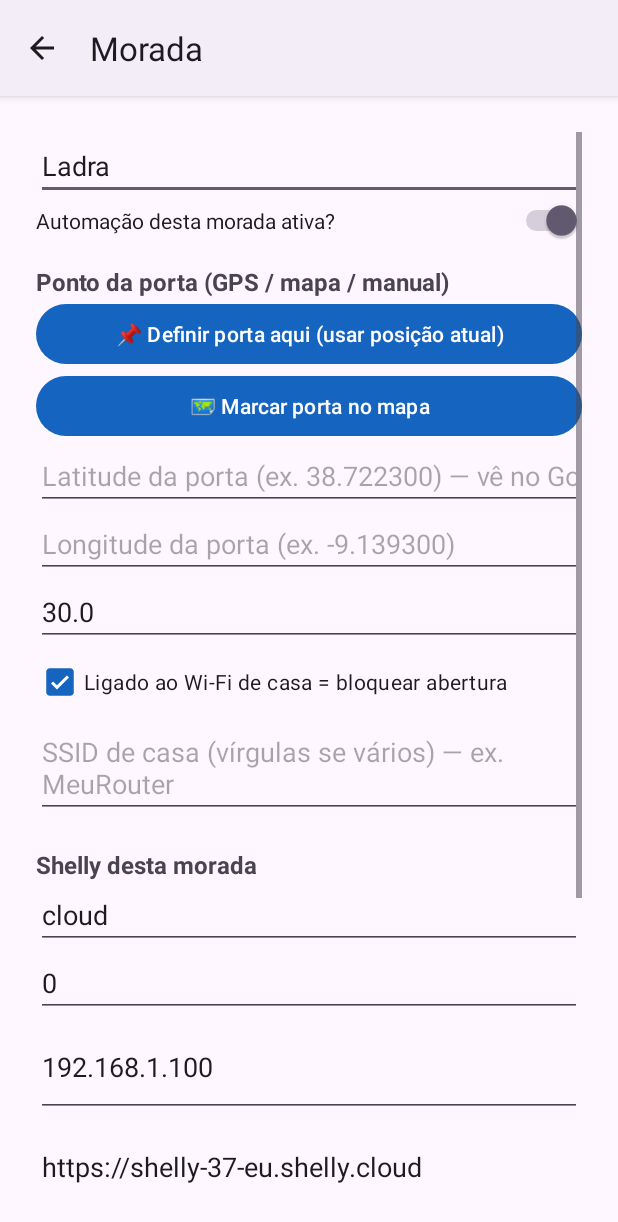
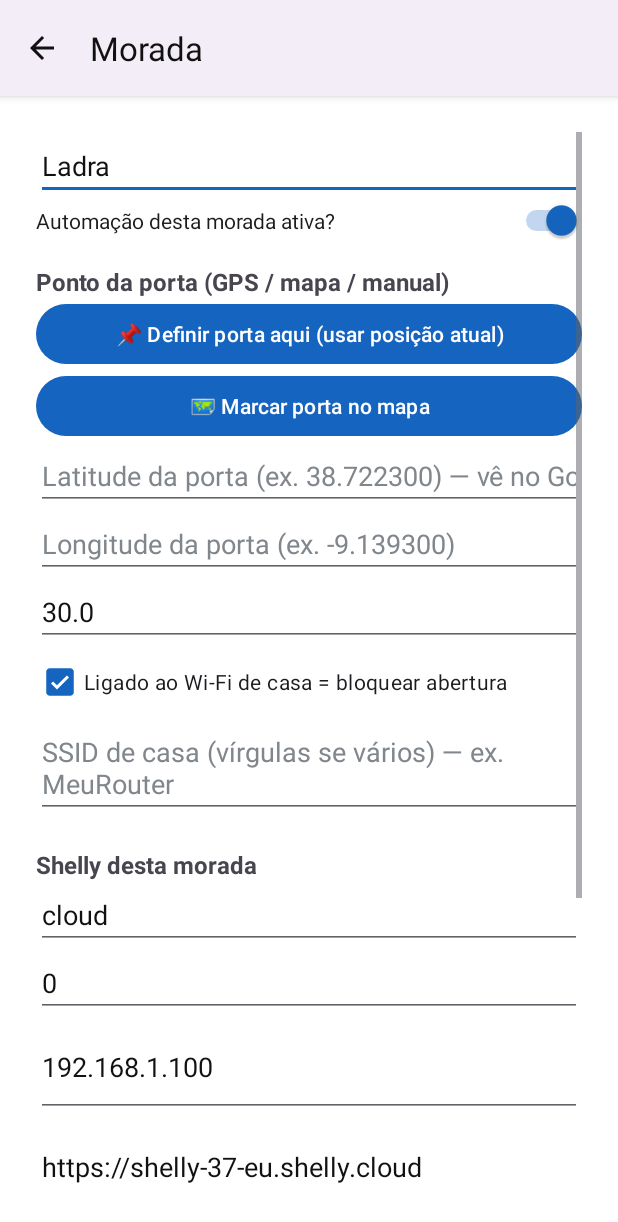
Before and after one commit to zavricardo-debug/abreportaautoshelly, an Android app: the screen it shows after launch (DoorSettingsActivity), after a tap on "✏ EDITAR", on a phone screen of 412 x 824 dp. Shown: the top 1222 px of the screen. Run offline under Robolectric (Android 15) with nearby library versions, the light colour scheme and no system bars; network calls fail; 3 other taps on this screen came first.

Commit message:
Layout branco: tema claro fixo em toda a app
O tema era Theme.Material3.DayNight, ou seja seguia o modo escuro do
telemovel. Com o tema escuro ligado o fundo ficava preto e os textos
cinzentos hardcoded do ecra principal (#666/#888) e do mapa (#444) ficavam
praticamente ilegiveis.

- themes.xml: passa a Theme.Material3.Light, com superficies brancas, texto
  escuro e barra de estado clara com icones escuros. Mantem a ActionBar,
  porque os ecras de definicoes dependem dela para o titulo e a seta voltar.
- App.kt: AppCompatDelegate.MODE_NIGHT_NO, para o branco se manter mesmo que
  o sistema force o modo escuro.
- colors.xml: paleta nomeada (background/surface/text_*/danger/success).
- Substituidas todas as cores hardcoded por referencias ao tema, nos layouts
  e no MainActivity.
- Bonus agora que o contraste permite: o nome da morada fica verde quando
  esta armada.

Co-authored-by: arena-agent <297053741+arena-agent@users.noreply.github.com>

```diff
--- a/workspace-01a06e07-780c-7c53-807f-e100cdba93b8 (2)/ShellyDoor/app/src/main/java/com/example/shellydoor/App.kt
+++ b/workspace-01a06e07-780c-7c53-807f-e100cdba93b8 (2)/ShellyDoor/app/src/main/java/com/example/shellydoor/App.kt
@@ -2,10 +2,15 @@ package com.example.shellydoor
 
 import android.app.Application
 import android.util.Log
+import androidx.appcompat.app.AppCompatDelegate
 
 class App : Application() {
     override fun onCreate() {
         super.onCreate()
+        // A app é sempre clara (fundo branco), mesmo com o modo escuro do
+        // sistema ligado. Sem isto, o tema seguia o telemóvel e os textos
+        // cinzentos do ecrã principal ficavam ilegíveis sobre fundo preto.
+        AppCompatDelegate.setDefaultNightMode(AppCompatDelegate.MODE_NIGHT_NO)
         Notifier.createChannels(this)
         // Cria as moradas por defeito (Ladra, Alvalade, Argandona) apenas no 1.º arranque
         DoorStore(this).seedIfNeeded()
--- a/workspace-01a06e07-780c-7c53-807f-e100cdba93b8 (2)/ShellyDoor/app/src/main/java/com/example/shellydoor/MainActivity.kt
+++ b/workspace-01a06e07-780c-7c53-807f-e100cdba93b8 (2)/ShellyDoor/app/src/main/java/com/example/shellydoor/MainActivity.kt
@@ -67,6 +67,7 @@ class MainActivity : AppCompatActivity() {
     override fun onCreate(savedInstanceState: Bundle?) {
         super.onCreate(savedInstanceState)
         setContentView(R.layout.activity_main)
+        window.setBackgroundDrawableResource(R.color.background)
         prefs = Prefs(this)
         store = DoorStore(this)
         tvStatus = findViewById(R.id.tvStatus)
@@ -205,6 +206,12 @@ class MainActivity : AppCompatActivity() {
             text = "🏠 ${door.name}" + (if (door.enabled) "" else "  (desativada)") +
                     (if (door.enabled && door.armed) "  🟢 armada" else "")
             textSize = 18f; typeface = Typeface.create(Typeface.DEFAULT, Typeface.BOLD)
+            setTextColor(
+                ContextCompat.getColor(
+                    this@MainActivity,
+                    if (door.enabled && door.armed) R.color.success else R.color.text_primary
+                )
+            )
         }
         box.addView(name)
 
@@ -212,7 +219,7 @@ class MainActivity : AppCompatActivity() {
             text = if (door.hasPoint())
                 "ponto: (%.5f, %.5f) · raio %.0fm".format(door.lat, door.lng, door.radiusM)
             else "⚠ sem ponto definido"
-            textSize = 13f; setTextColor(0xFF666666.toInt())
+            textSize = 13f; setTextColor(ContextCompat.getColor(this@MainActivity, R.color.text_secondary))
         }
         box.addView(coords)
 
@@ -222,7 +229,7 @@ class MainActivity : AppCompatActivity() {
             val diag = TextView(this).apply {
                 val dist = if (door.lastDistanceM >= 0f) "a %.0f m · ".format(door.lastDistanceM) else ""
                 text = "$dist${door.lastReason}"
-                textSize = 12f; setTextColor(0xFF888888.toInt())
+                textSize = 12f; setTextColor(ContextCompat.getColor(this@MainActivity, R.color.text_secondary))
             }
             box.addView(diag)
         }
--- a/workspace-01a06e07-780c-7c53-807f-e100cdba93b8 (2)/ShellyDoor/app/src/main/res/layout/activity_door_settings.xml
+++ b/workspace-01a06e07-780c-7c53-807f-e100cdba93b8 (2)/ShellyDoor/app/src/main/res/layout/activity_door_settings.xml
@@ -2,6 +2,7 @@
 <ScrollView xmlns:android="http://schemas.android.com/apk/res/android"
     android:layout_width="match_parent"
     android:layout_height="match_parent"
+    android:background="@color/background"
     android:padding="24dp">
 
     <LinearLayout
@@ -146,6 +147,6 @@
             android:layout_width="match_parent"
             android:layout_height="wrap_content"
             android:text="@string/btn_delete_door"
-            android:textColor="#B00020" />
+            android:textColor="@color/danger" />
     </LinearLayout>
 </ScrollView>
--- a/workspace-01a06e07-780c-7c53-807f-e100cdba93b8 (2)/ShellyDoor/app/src/main/res/layout/activity_global_settings.xml
+++ b/workspace-01a06e07-780c-7c53-807f-e100cdba93b8 (2)/ShellyDoor/app/src/main/res/layout/activity_global_settings.xml
@@ -1,7 +1,8 @@
 <?xml version="1.0" encoding="utf-8"?>
 <ScrollView xmlns:android="http://schemas.android.com/apk/res/android"
     android:layout_width="match_parent"
-    android:layout_height="match_parent">
+    android:layout_height="match_parent"
+    android:background="@color/background">
 
     <LinearLayout
     android:orientation="vertical"
--- a/workspace-01a06e07-780c-7c53-807f-e100cdba93b8 (2)/ShellyDoor/app/src/main/res/layout/activity_main.xml
+++ b/workspace-01a06e07-780c-7c53-807f-e100cdba93b8 (2)/ShellyDoor/app/src/main/res/layout/activity_main.xml
@@ -3,6 +3,7 @@
     android:layout_width="match_parent"
     android:layout_height="match_parent"
     android:orientation="vertical"
+    android:background="@color/background"
     android:padding="20dp">
 
     <TextView
--- a/workspace-01a06e07-780c-7c53-807f-e100cdba93b8 (2)/ShellyDoor/app/src/main/res/layout/activity_map.xml
+++ b/workspace-01a06e07-780c-7c53-807f-e100cdba93b8 (2)/ShellyDoor/app/src/main/res/layout/activity_map.xml
@@ -2,7 +2,8 @@
 <LinearLayout xmlns:android="http://schemas.android.com/apk/res/android"
     android:layout_width="match_parent"
     android:layout_height="match_parent"
-    android:orientation="vertical">
+    android:orientation="vertical"
+    android:background="@color/background">
 
     <TextView
         android:layout_width="match_parent"
@@ -10,7 +11,7 @@
         android:padding="12dp"
         android:text="@string/map_hint"
         android:textSize="14sp"
-        android:textColor="#444" />
+        android:textColor="@color/text_secondary" />
 
     <fragment
         android:id="@+id/map"
--- a/workspace-01a06e07-780c-7c53-807f-e100cdba93b8 (2)/ShellyDoor/app/src/main/res/values/colors.xml
+++ b/workspace-01a06e07-780c-7c53-807f-e100cdba93b8 (2)/ShellyDoor/app/src/main/res/values/colors.xml
@@ -1,4 +1,21 @@
 <?xml version="1.0" encoding="utf-8"?>
 <resources>
+    <!-- Cor de marca (azul) -->
     <color name="primary">#1565C0</color>
+    <color name="primary_dark">#0D47A1</color>
+    <color name="on_primary">#FFFFFFFF</color>
+
+    <!-- Tema claro: fundo branco em toda a app -->
+    <color name="background">#FFFFFFFF</color>
+    <color name="surface">#FFFFFFFF</color>
+
+    <!-- Texto sobre fundo branco -->
+    <color name="text_primary">#FF111111</color>
+    <color name="text_secondary">#FF5F6368</color>
+    <color name="text_hint">#FF80868B</color>
+
+    <!-- Estados -->
+    <color name="danger">#FFB00020</color>
+    <color name="success">#FF1B8A3A</color>
+    <color name="divider">#FFE0E0E0</color>
 </resources>
--- a/workspace-01a06e07-780c-7c53-807f-e100cdba93b8 (2)/ShellyDoor/app/src/main/res/values/themes.xml
+++ b/workspace-01a06e07-780c-7c53-807f-e100cdba93b8 (2)/ShellyDoor/app/src/main/res/values/themes.xml
@@ -1,6 +1,43 @@
 <?xml version="1.0" encoding="utf-8"?>
-<resources>
-    <style name="Theme.ShellyDoor" parent="Theme.Material3.DayNight">
+<resources xmlns:tools="http://schemas.android.com/tools">
+
+    <!--
+        Tema CLARO fixo (fundo branco).
+
+        Antes era `Theme.Material3.DayNight`, que seguia o modo escuro do
+        telemóvel: com o tema escuro ligado, o fundo ficava preto e os textos
+        cinzentos do ecrã principal (#666/#888) ficavam praticamente ilegíveis.
+        Agora a app é sempre branca, independentemente da definição do sistema
+        (ver também `AppCompatDelegate.MODE_NIGHT_NO` em App.kt).
+    -->
+    <!-- Mantém a ActionBar: os ecrãs de definições dependem dela para o título
+         e para a seta "voltar" (android:parentActivityName no manifest). -->
+    <style name="Theme.ShellyDoor" parent="Theme.Material3.Light">
+        <!-- Marca -->
         <item name="colorPrimary">@color/primary</item>
+        <item name="colorPrimaryDark">@color/primary_dark</item>
+        <item name="colorOnPrimary">@color/on_primary</item>
+        <item name="colorAccent">@color/primary</item>
+
+        <!-- Superfícies brancas -->
+        <item name="android:colorBackground">@color/background</item>
+        <item name="colorSurface">@color/surface</item>
+        <item name="colorOnBackground">@color/text_primary</item>
+        <item name="colorOnSurface">@color/text_primary</item>
+        <item name="colorSurfaceVariant">@color/background</item>
+        <item name="colorOnSurfaceVariant">@color/text_secondary</item>
+        <item name="colorError">@color/danger</item>
+
+        <!-- Texto -->
+        <item name="android:textColorPrimary">@color/text_primary</item>
+        <item name="android:textColorSecondary">@color/text_secondary</item>
+        <item name="android:textColorHint">@color/text_hint</item>
+
+        <!-- Barra de estado clara, com ícones escuros (legíveis sobre branco) -->
+        <item name="android:statusBarColor">@color/background</item>
+        <item name="android:navigationBarColor">@color/background</item>
+        <item name="android:windowLightStatusBar" tools:targetApi="m">true</item>
+        <item name="android:windowLightNavigationBar" tools:targetApi="o_mr1">true</item>
+        <item name="android:windowBackground">@color/background</item>
     </style>
 </resources>
```
